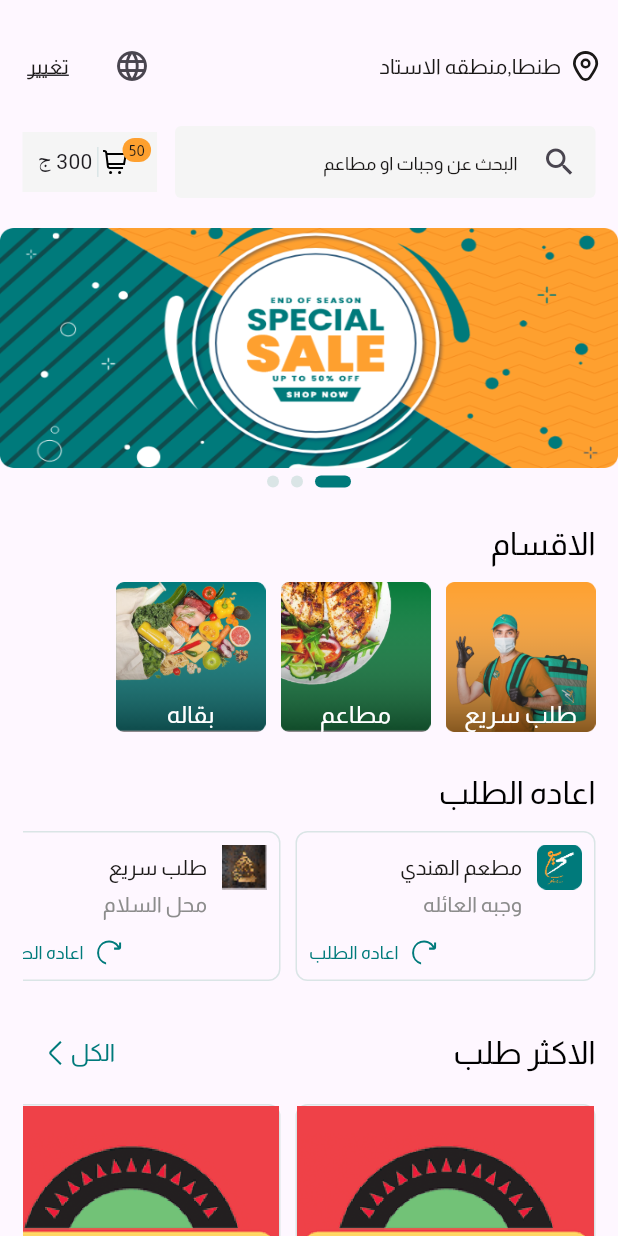
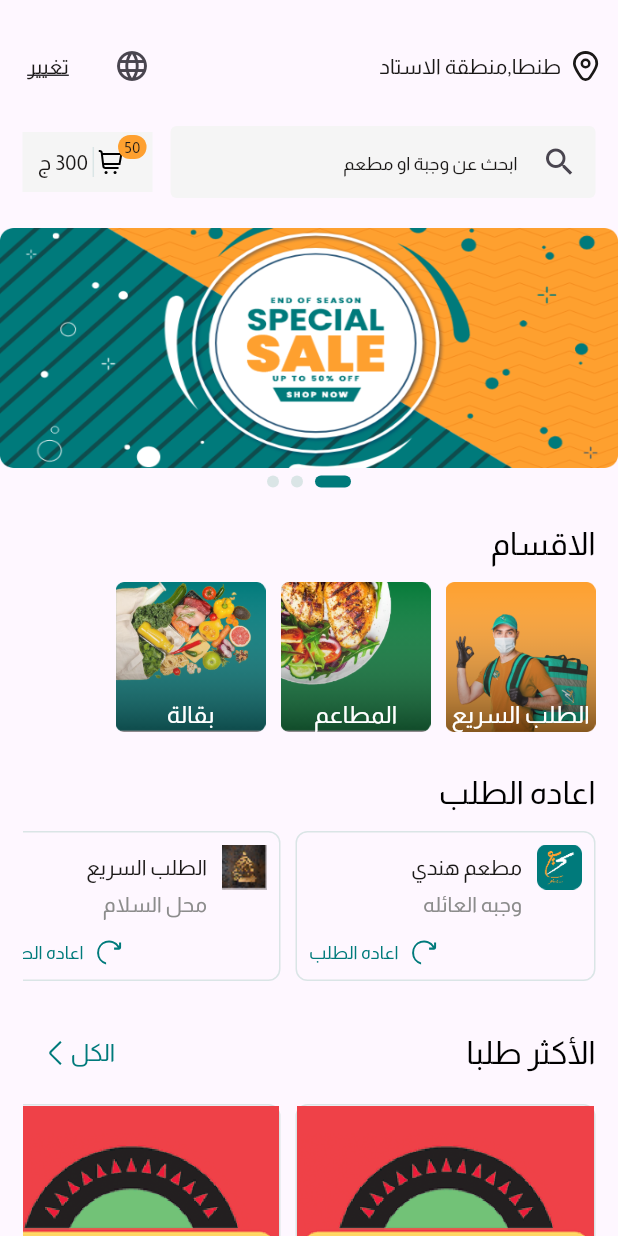
Before and after one commit to 1ahmeed/task_creative, a Flutter app: the screen it shows after launch, after a tap on the "language" icon, on a phone screen of 412 x 824 dp. Run offline on Flutter 3.47's test engine with Material 3 defaults, Android fonts, the phone set to English and light mode, and no system bars; drawn by our look-alikes of smooth_page_indicator; our stand-ins replace flutter_bloc, flutter_svg, shared_preferences.

Commit message:
edit some words in local

```diff
--- a/lib/core/utils/app_styles.dart
+++ b/lib/core/utils/app_styles.dart
@@ -77,7 +77,7 @@ class AppStyles {
     // Color(0xff000000),
   );
   static const textStyle15BlackO400 = TextStyle(
-    fontFamily: AppConstant.fontFamilyArial,
+    fontFamily: AppConstant.fontFamilyAlmarai,
     fontWeight: FontWeight.w400,
     fontSize: 15,
     color:AppColors.blackO ,
--- a/lib/features/home/presentation/widgets/build_most_request_item.dart
+++ b/lib/features/home/presentation/widgets/build_most_request_item.dart
@@ -31,7 +31,7 @@ class BuildMostRequestItem extends StatelessWidget {
           children: [
             Center(child: Image.asset(mostRequestModel.image,)),
             Padding(
-              padding: const EdgeInsets.only(left: 8.0),
+              padding: const EdgeInsets.only(left: 8.0,right: 8),
               child: Text(mostRequestModel.title,style: AppStyles.textStyle15BlackO400,),
             ),
             Row(
@@ -55,10 +55,12 @@ class BuildMostRequestItem extends StatelessWidget {
                   Text("${S.of(context).p45} .",style: AppStyles.textStyle12Grey400.copyWith(
                       color: AppColors.grey
                   ),),
+                 const SizedBox(width: 3,),
                   SvgPicture.asset(AppAssets.iconsDelivery),
-                  Text("${S.of(context).p15 }.",style: AppStyles.textStyle12Grey400.copyWith(
+                  Text("${S.of(context).p15 } .",style: AppStyles.textStyle12Grey400.copyWith(
                       color: AppColors.grey
                   ),),
+                  const SizedBox(width: 3,),
                   SvgPicture.asset(AppAssets.iconsStar),
                   Text("4.5",style: AppStyles.textStyle12Grey400.copyWith(
                       color: AppColors.grey
--- a/lib/features/home/presentation/widgets/search_section.dart
+++ b/lib/features/home/presentation/widgets/search_section.dart
@@ -59,9 +59,12 @@ class SearchSection extends StatelessWidget {
                   const SizedBox(width: 10,),
                   Center(child: Badge(
                       backgroundColor:AppColors.orange ,
-                     offset:AppConstant.checkArabic()?const Offset(13, -8): const Offset(-13, -8),
+
+                     offset:AppConstant.checkArabic()?const Offset(13, -10): const Offset(-13, -8),
                       label: const Text("50",style: AppStyles.textStyle10BlackO400,),
-                      child: SvgPicture.asset(AppAssets.iconsCart))),
+                      child: SvgPicture.asset(AppAssets.iconsCart)),
+
+                  ),
                   const SizedBox(width: 3),
                   Container(
                     height: 20,
@@ -69,7 +72,7 @@ class SearchSection extends StatelessWidget {
                     color: AppColors.lemon,
                   ),
                   const SizedBox(width: 3),
-                   Text(S.of(context).p300)
+                   Text(S.of(context).p300,style: AppStyles.textStyle14BlackO400,)
                 ],
               ),
             ),
--- a/lib/l10n/intl_ar.arb
+++ b/lib/l10n/intl_ar.arb
@@ -1,27 +1,27 @@
 {
 
-  "tantaStadArea":"طنطا,منطقه الاستاد",
+  "tantaStadArea":"طنطا,منطقة الاستاد",
   "change": "تغيير",
-  "searchMealOrRestaurant": "البحث عن وجبات او مطاعم",
+  "searchMealOrRestaurant": "ابحث عن وجبة او مطعم",
   "p300": "300 ج",
   "categories": "الاقسام",
-  "quickOrder": "طلب سريع",
-  "restaurants": "مطاعم",
-  "grocery": "بقاله",
+  "quickOrder": "الطلب السريع",
+  "restaurants": "المطاعم",
+  "grocery": "بقالة",
   "reOrder": "اعاده الطلب",
-  "hendyRestaurant": "مطعم الهندي",
+  "hendyRestaurant": "مطعم هندي",
   "familyMeal": "وجبه العائله",
   "salamShop": "محل السلام",
-  "mostRequest": "الاكثر طلب",
+  "mostRequest": "الأكثر طلبا",
   "all": "الكل",
   "cookDoor": "كوك دوور",
-  "sceptraCafe": "سكبترا كافيه",
+  "sceptraCafe": "سكبترا كافية",
   "burger": "برجر",
   "friedChicken": "فرايد تشيكن",
-  "p45": "45 دقيه",
+  "p45": "45 دقيقة",
   "p15": "15 ج",
   "mayLike": "قد يعجبك",
-  "akeelaMeal": "وجبه الاكيله",
+  "akeelaMeal": "وجبة الاكيلة",
   "p30": "30 ج",
   "p60": "60 ج"
 }
```
Also changed, not shown: lib/generated/intl/messages_ar.dart.
